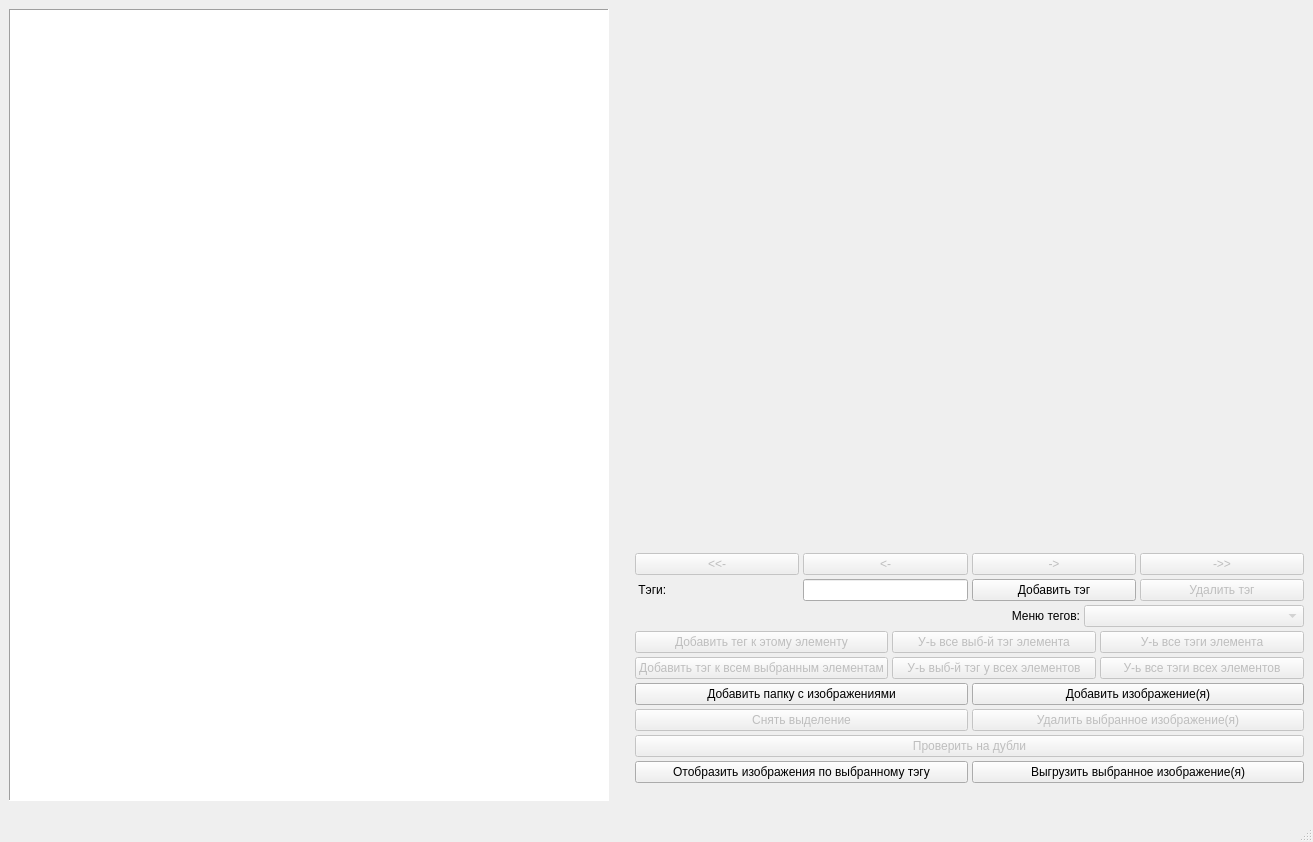
Above: vibor_new_dialog_based_other.ui from VoidChaser/SinSawImg before the change. Below: the same form after it.
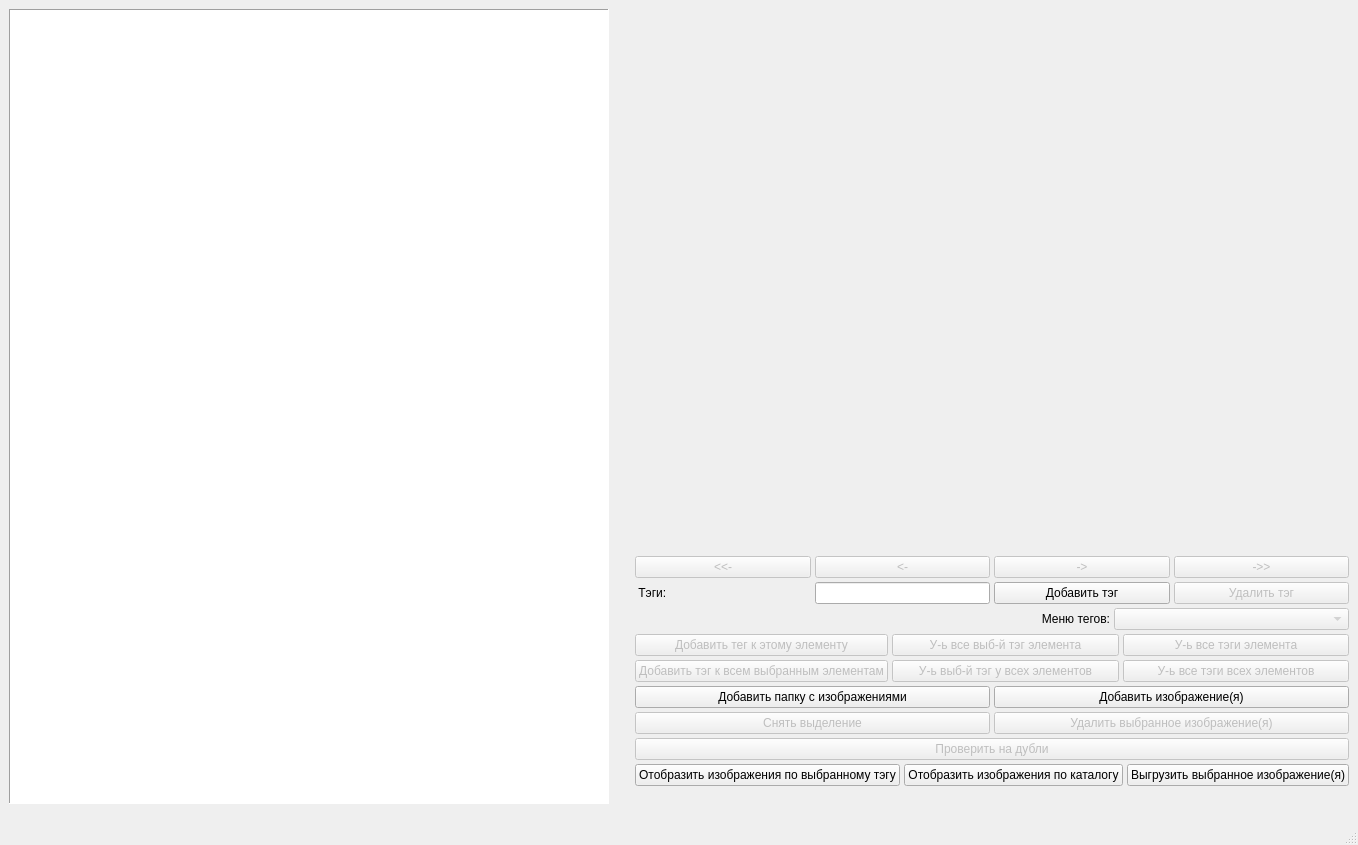
That is the form after the change.

Commit message: All done. Need to cleanup code. Set new file without add_comms but with need comments.

The edit to the form file:
```diff
--- a/vibor_new_dialog_based_other.ui
+++ b/vibor_new_dialog_based_other.ui
@@ -10,7 +10,7 @@
     <x>0</x>
     <y>0</y>
     <width>1313</width>
-    <height>842</height>
+    <height>845</height>
    </rect>
   </property>
   <property name="sizePolicy">
@@ -548,6 +548,13 @@
                 </property>
                </widget>
               </item>
+              <item>
+               <widget class="QPushButton" name="show_imgs_by_catalog_button">
+                <property name="text">
+                 <string>Отобразить изображения по каталогу</string>
+                </property>
+               </widget>
+              </item>
               <item>
                <widget class="QPushButton" name="leave_out_button">
                 <property name="text">
```
Left out of the diff: 4 changed lines with no effect on the pictures. The commit also changes 2 other files.
